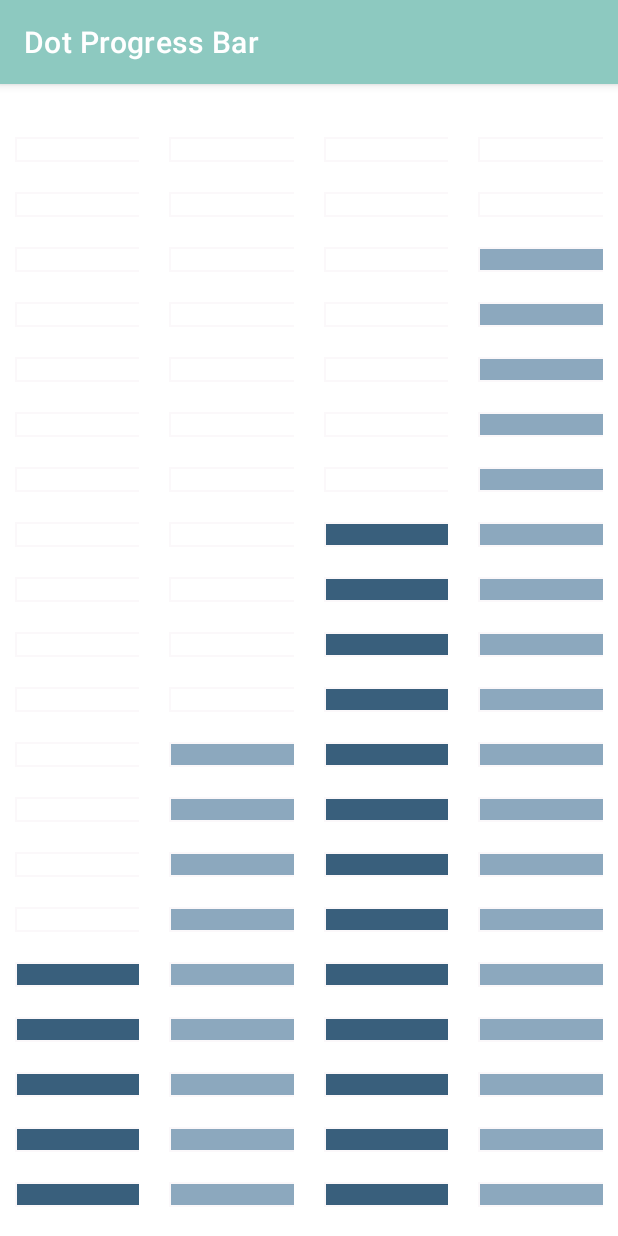
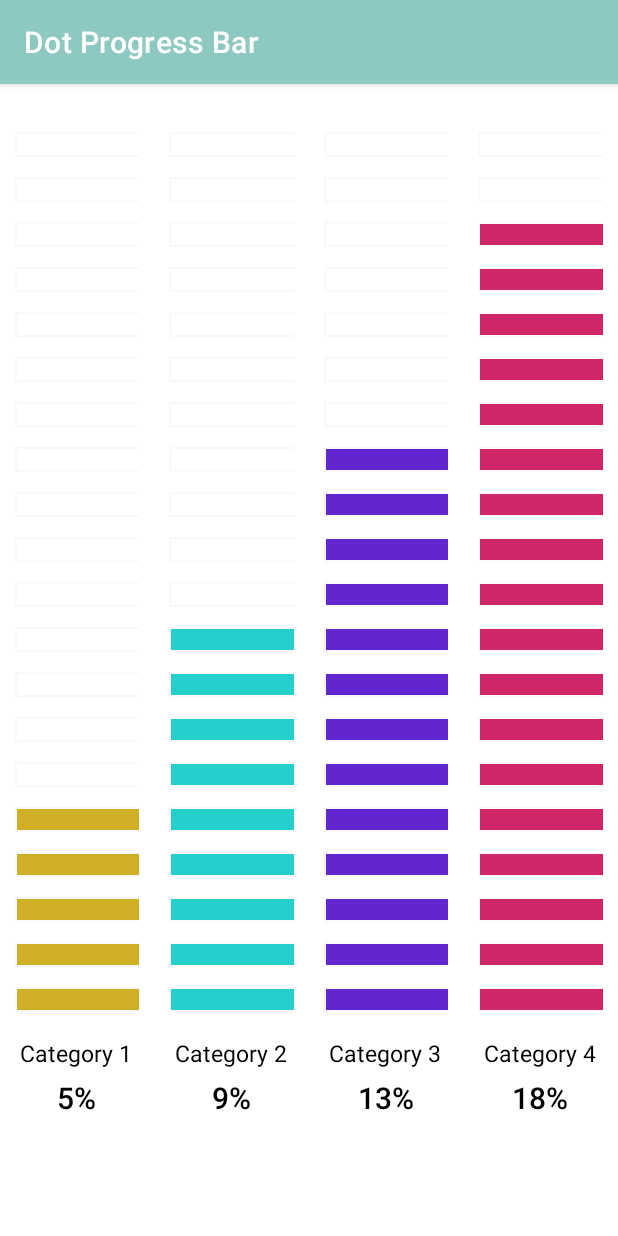
Before and after one commit to sung2063/AndroidTableauLibrary, an Android app: the screen it shows after launch (DotProgressActivity), after a tap on "Dot Progress", on a phone screen of 412 x 824 dp. Run offline under Robolectric (Android 15) with nearby library versions, the phone set to English and light mode, and no system bars.

Commit message:
Improve Dot Progress Bar (#4)
- Implemented option to use common color or specific color for each progress bar
- Implemented percentage text increment animation
- Updated View Attributions

```diff
--- a/TableauLibrary/src/main/java/com/sung2063/tableau_library/progress/DotProgressView.kt
+++ b/TableauLibrary/src/main/java/com/sung2063/tableau_library/progress/DotProgressView.kt
@@ -18,16 +18,27 @@ class DotProgressView @JvmOverloads constructor(
     attrs: AttributeSet? = null
 ) : ConstraintLayout(context, attrs) {
 
-    fun setHandler(handler: DotProgressHandler) {
+    // UI objects
+    private var isUsingCommonColor: Boolean
+    private var commonFilledColor: String?
+    private var maxValue: Int
 
-        View.inflate(context, R.layout.linear_progress_layout, this)
+    init {
+        val typedArray = context.theme.obtainStyledAttributes(attrs, R.styleable.DotProgressView, 0, 0)
+        isUsingCommonColor = typedArray.getBoolean(R.styleable.DotProgressView_useCommonColor, false)
+        commonFilledColor = typedArray.getString(R.styleable.DotProgressView_filledColor)
+        maxValue = typedArray.getInteger(R.styleable.DotProgressView_maxValue, 100)
+    }
 
-        val recyclerView: RecyclerView = findViewById(R.id.rv_linear_progress_list)
+    fun setHandler(_handler: DotProgressHandler) {
+
+        View.inflate(context, R.layout.dot_progress_layout, this)
+        val recyclerView: RecyclerView = findViewById(R.id.rv_dot_progress_list)
 
         // Get the data
-        val dataList = handler.dataList
-        val adapter = DotProgressItemsAdapter(context, dataList)
-        val gridLayoutManager = GridLayoutManager(context, dataList.size)
+        val adapter = DotProgressItemsAdapter(context, _handler.dataList, isUsingCommonColor, commonFilledColor)
+
+        val gridLayoutManager = GridLayoutManager(context, _handler.dataList.size)
         recyclerView.layoutManager = gridLayoutManager
         recyclerView.adapter = adapter
 
--- a/TableauLibrary/src/main/java/com/sung2063/tableau_library/progress/adapter/DotProgressItemsAdapter.kt
+++ b/TableauLibrary/src/main/java/com/sung2063/tableau_library/progress/adapter/DotProgressItemsAdapter.kt
@@ -16,10 +16,10 @@ import kotlinx.coroutines.*
 
 class DotProgressItemsAdapter(
     private val context: Context,
-    private val dataList: List<DotProgressModel>
+    private val dataList: List<DotProgressModel>,
+    private val isUsingCommonColor: Boolean,
+    private var commonFilledColor: String?
 ) : RecyclerView.Adapter<DotProgressItemsAdapter.ViewHolder>() {
-
-    private val maxNumOfScale = 20
 
     class ViewHolder(view: View) : RecyclerView.ViewHolder(view) {
         val llDotContainer: LinearLayout = view.findViewById(R.id.ll_dot_container)
@@ -35,24 +35,34 @@ class DotProgressItemsAdapter(
 
     override fun onBindViewHolder(viewHolder: ViewHolder, position: Int) {
 
-        viewHolder.tvPercentage.text = "${dataList[position].value?.toInt()}%"
+        viewHolder.tvPercentage.text = "0%"
         viewHolder.tvTitle.text = dataList[position].name
 
-        for (i in 0 until maxNumOfScale) {
+        for (i in 0 until maxNumScale) {
             viewHolder.llDotContainer.addView(createScale())
         }
 
+        commonFilledColor.let { commonFilledColor = "#395f7c" }
+        val filledColor =
+            if (isUsingCommonColor) commonFilledColor else dataList[position].progressColor
+
         val scope = CoroutineScope(Dispatchers.Main + CoroutineName("ProgressCounter"))
         scope.launch {
-            val numOfFillingBox = dataList[position].value?.div(5).toInt()
-            for (index in 0 until numOfFillingBox) {
-                val fillingBoxIndex = maxNumOfScale - index
+            val numOfFillingBox = dataList[position].value.div(5).toInt()
+            for (tracking in 0 until numOfFillingBox) {
+                val fillingBoxIndex = maxNumScale.minus(tracking)
+
+                // Update filling box
                 val fillingBox = viewHolder.llDotContainer.getChildAt(fillingBoxIndex)
                 val childView = fillingBox as? ImageView
                 childView?.setImageResource(R.drawable.dot_progress_filled)
                 val activeImage = childView?.drawable
                 val gradientActiveImage = activeImage as? GradientDrawable
-                gradientActiveImage?.setColor(Color.parseColor(dataList[position].progressColor))
+                gradientActiveImage?.setColor(Color.parseColor(filledColor))
+
+                // Update text
+                viewHolder.tvPercentage.text = "${tracking}%"
+
                 delay(50L)
             }
         }
@@ -63,10 +73,13 @@ class DotProgressItemsAdapter(
     private fun createScale(): ImageView {
         var scaleUnit = ImageView(context)
         val unfilledViewParam = LinearLayout.LayoutParams(150, 25)
-        unfilledViewParam.setMargins(0, 15, 0, 15)
+        unfilledViewParam.setMargins(0, 10, 0, 10)
         scaleUnit.layoutParams = unfilledViewParam
         scaleUnit.setImageResource(R.drawable.dot_progress_unfilled)
         return scaleUnit
     }
 
+    companion object {
+        private const val maxNumScale = 20
+    }
 }
--- a/TableauLibrary/src/main/java/com/sung2063/tableau_library/progress/model/DotProgressModel.kt
+++ b/TableauLibrary/src/main/java/com/sung2063/tableau_library/progress/model/DotProgressModel.kt
@@ -3,6 +3,6 @@ package com.sung2063.tableau_library.progress.model
 data class DotProgressModel(
     var name: String,
     var value: Float = 0f,
-    var progressColor: String? = "#395F7C",
-    var backStackColor: String? = "#fbf8fa"
+    var progressColor: String = "#395F7C",
+    var backStackColor: String = "#fbf8fa"
 )
--- /dev/null
+++ b/TableauLibrary/src/main/res/layout/dot_progress_layout.xml
@@ -0,0 +1,16 @@
+<?xml version="1.0" encoding="utf-8"?>
+<merge xmlns:android="http://schemas.android.com/apk/res/android"
+    xmlns:app="http://schemas.android.com/apk/res-auto"
+    android:layout_width="match_parent"
+    android:layout_height="match_parent">
+
+    <androidx.recyclerview.widget.RecyclerView
+        android:id="@+id/rv_dot_progress_list"
+        android:layout_width="0dp"
+        android:layout_height="0dp"
+        app:layout_constraintBottom_toBottomOf="parent"
+        app:layout_constraintEnd_toEndOf="parent"
+        app:layout_constraintStart_toStartOf="parent"
+        app:layout_constraintTop_toTopOf="parent" />
+
+</merge>
--- a/TableauLibrary/src/main/res/layout/dot_progress_view.xml
+++ b/TableauLibrary/src/main/res/layout/dot_progress_view.xml
@@ -17,24 +17,26 @@
         android:orientation="vertical" />
 
     <TextView
-        android:id="@+id/tv_percentage"
+        android:id="@+id/tv_title"
         android:layout_width="wrap_content"
         android:layout_height="wrap_content"
         android:layout_below="@id/ll_dot_container"
         android:layout_centerHorizontal="true"
         android:layout_marginTop="10dp"
         android:textColor="@android:color/black"
+        android:textSize="15sp"
+        tools:text="Category 1" />
+
+    <TextView
+        android:id="@+id/tv_percentage"
+        android:layout_width="wrap_content"
+        android:layout_height="wrap_content"
+        android:layout_below="@id/tv_title"
+        android:layout_centerHorizontal="true"
+        android:textColor="@android:color/black"
+        android:layout_marginTop="5dp"
         android:textSize="20sp"
+        android:fontFamily="sans-serif-medium"
         tools:text="25%" />
 
-    <TextView
-        android:id="@+id/tv_title"
-        android:layout_width="wrap_content"
-        android:layout_height="wrap_content"
-        android:layout_below="@id/tv_percentage"
-        android:layout_centerHorizontal="true"
-        android:textColor="@android:color/black"
-        android:textSize="15sp"
-        tools:text="Travel" />
-
 </RelativeLayout>
--- a/TableauLibrary/src/main/res/values/attrs.xml
+++ b/TableauLibrary/src/main/res/values/attrs.xml
@@ -2,6 +2,10 @@
 <resources>
 
     <!-- Commonly Used -->
+    <attr name="useCommonColor" format="boolean" />
+    <attr name="filledColor" format="string" />
+    <attr name="unfilledColor" format="string" />
+    <attr name="maxValue" format="integer" />
 
     <!-- XML attributes -->
     <declare-styleable name="PieGraphView">
@@ -12,10 +16,17 @@
     </declare-styleable>
 
     <declare-styleable name="LinearProgressView">
-        <attr name="useCommonColor" format="boolean" />
-        <attr name="filledColor" format="string" />
-        <attr name="unfilledColor" format="string" />
-        <attr name="maxValue" format="integer" />
+        <attr name="useCommonColor" />
+        <attr name="filledColor" />
+        <attr name="unfilledColor" />
+        <attr name="maxValue" />
+    </declare-styleable>
+
+    <declare-styleable name="DotProgressView">
+        <attr name="useCommonColor" />
+        <attr name="filledColor" />
+        <attr name="unfilledColor" />
+        <attr name="maxValue" />
     </declare-styleable>
 
 </resources>
--- a/app/src/main/java/com/sung2063/tableau_app/DotProgressActivity.kt
+++ b/app/src/main/java/com/sung2063/tableau_app/DotProgressActivity.kt
@@ -14,11 +14,11 @@ class DotProgressActivity : AppCompatActivity() {
         val dotProgressView: DotProgressView = findViewById(R.id.dot_progress_view)
 
         // [1] Create the data
-        val dataList = ArrayList<DotProgressModel>()
-        dataList.add(DotProgressModel("Category 1", 30f, "#395f7c"))
-        dataList.add(DotProgressModel("Category 2", 50f, "#8ca8be"))
-        dataList.add(DotProgressModel("Category 3", 70f, "#395f7c"))
-        dataList.add(DotProgressModel("Category 4", 95f, "#8ca8be"))
+        val dataList = mutableListOf<DotProgressModel>()
+        dataList.add(DotProgressModel("Category 1", 30f, "#cfaf25"))
+        dataList.add(DotProgressModel("Category 2", 50f, "#25cfcc"))
+        dataList.add(DotProgressModel("Category 3", 70f, "#6325cf"))
+        dataList.add(DotProgressModel("Category 4", 95f, "#cf2569"))
 
         // [2] Set Handler and link with the view
         val handler = DotProgressHandler(dataList)
--- a/app/src/main/res/layout/activity_dot_progress.xml
+++ b/app/src/main/res/layout/activity_dot_progress.xml
@@ -10,6 +10,7 @@
         android:id="@+id/dot_progress_view"
         android:layout_width="0dp"
         android:layout_height="0dp"
+        app:useCommonColor="false"
         app:layout_constraintBottom_toBottomOf="parent"
         app:layout_constraintEnd_toEndOf="parent"
         app:layout_constraintStart_toStartOf="parent"
```
